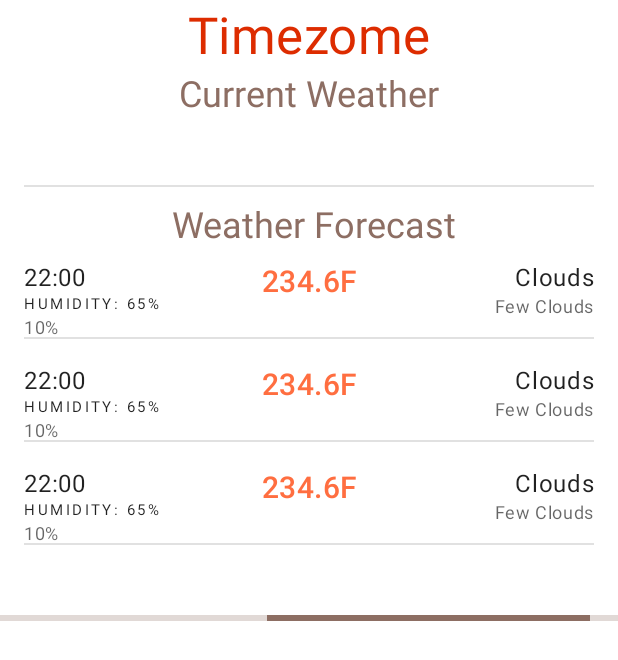
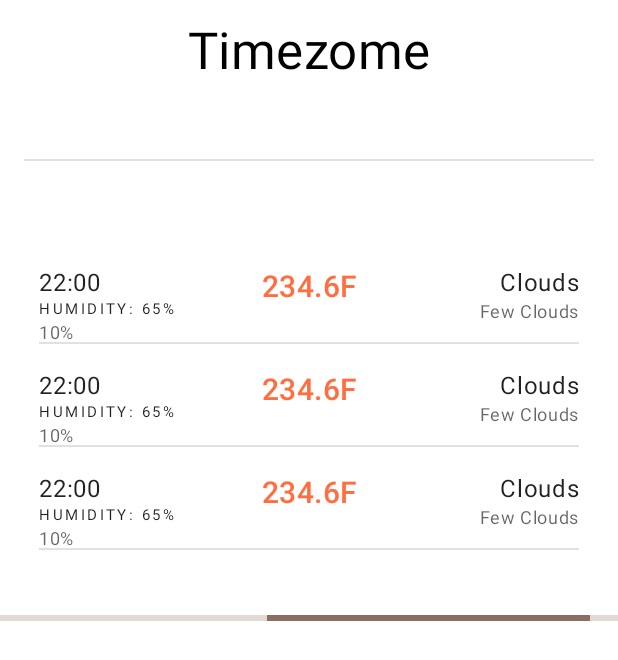
Before and after one commit to EduardoAlonso73/SimpleWeatherApp, an Android app: the layout activity_main.xml on its own in the app's theme, with its tools: preview values and no code run, on a phone screen of 412 x 824 dp. Shown: the top 660 px of the screen. Run offline under Robolectric (Android 15) with nearby library versions, the light colour scheme and no system bars.

Commit message:
We add the weatheBackground property and change the color in black to white the timeZone.

```diff
--- a/app/src/main/res/layout/activity_main.xml
+++ b/app/src/main/res/layout/activity_main.xml
@@ -5,44 +5,21 @@
 
 
     <data>
+
         <import type="com.example.weather.common.utils.CommonUtils" />
+
         <variable
             name="viewModel"
             type="com.example.weather.mainModule.viewModel.MainViewModel" />
     </data>
 
     <androidx.constraintlayout.widget.ConstraintLayout
-
         android:layout_width="match_parent"
         android:layout_height="match_parent"
+        app:weatheBackground="@{CommonUtils.INSTANCE.getWeatherDescription(viewModel.result.current.weather)}"
         app:layout_constraintBottom_toTopOf="@+id/linearProgressIndicator"
         app:layout_constraintTop_toTopOf="@+id/linearProgressIndicator"
         tools:context=".mainModule.view.MainActivity">
-
-        <com.google.android.material.textview.MaterialTextView
-            android:id="@+id/tvTimeZone"
-            android:layout_width="wrap_content"
-            android:layout_height="wrap_content"
-            android:text="@{viewModel.result.timezone.replace(`_`,``)}"
-            android:textAppearance="?attr/textAppearanceHeadline4"
-            android:textColor="?attr/colorSecondaryVariant"
-            app:layout_constraintEnd_toEndOf="parent"
-            app:layout_constraintStart_toStartOf="parent"
-            app:layout_constraintTop_toTopOf="parent"
-            tools:text="Timezome" />
-
-        <com.google.android.material.textview.MaterialTextView
-            android:id="@+id/tvCurrentTitl"
-            android:layout_width="wrap_content"
-            android:layout_height="wrap_content"
-            android:text="Current Weather"
-            android:textAppearance="?attr/textAppearanceHeadline5"
-            android:textColor="?attr/colorPrimary"
-            app:isGone="@{viewModel.isLoading()}"
-            app:layout_constraintEnd_toEndOf="parent"
-            app:layout_constraintStart_toStartOf="parent"
-            app:layout_constraintTop_toBottomOf="@id/tvTimeZone" />
-
 
         <com.google.android.material.progressindicator.LinearProgressIndicator
             android:id="@+id/linearProgressIndicator"
@@ -55,27 +32,47 @@
             app:layout_constraintStart_toStartOf="parent"
             app:layout_constraintTop_toTopOf="@id/tvTimeZone" />
 
+        <com.google.android.material.textview.MaterialTextView
+            android:id="@+id/tvTimeZone"
+            android:layout_width="wrap_content"
+            android:layout_height="wrap_content"
+            android:paddingTop="10dp"
+            android:paddingBottom="5dp"
+            app:isGone="@{viewModel.isLoading()}"
+            android:text="@{viewModel.result.timezone.replace(`_`,``)}"
+            android:textAppearance="?attr/textAppearanceHeadline4"
+            android:textColor="@color/white"
+            tools:textColor="@color/black"
+            app:layout_constraintEnd_toEndOf="parent"
+            app:layout_constraintStart_toStartOf="parent"
+            app:layout_constraintTop_toTopOf="parent"
+
+            tools:text="Timezome" />
 
         <include
             android:id="@+id/current"
             layout="@layout/item_weather_current"
             android:layout_width="0dp"
+            android:layout_height="wrap_content"
             app:current="@{viewModel.result.current}"
-            android:layout_height="wrap_content"
             app:isGone="@{viewModel.isLoading()}"
             app:layout_constraintEnd_toEndOf="parent"
             app:layout_constraintStart_toStartOf="parent"
-            app:layout_constraintTop_toBottomOf="@+id/tvCurrentTitl" />
+            app:layout_constraintTop_toBottomOf="@id/tvTimeZone" />
+
+
 
         <com.google.android.material.textview.MaterialTextView
             android:id="@+id/tvForecastTitl"
             android:layout_width="wrap_content"
             android:layout_height="wrap_content"
+            android:paddingHorizontal="10dp"
+            android:paddingVertical="16dp"
             android:text=" Weather Forecast"
-            android:textAppearance="?attr/textAppearanceHeadline5"
-            android:textColor="?attr/colorPrimary"
+            android:textColor="@color/white"
+            android:textSize="15sp"
             app:isGone="@{viewModel.isLoading()}"
-            app:layout_constraintEnd_toEndOf="parent"
+
             app:layout_constraintStart_toStartOf="parent"
             app:layout_constraintTop_toBottomOf="@+id/current" />
 
@@ -84,6 +81,8 @@
             android:id="@+id/recyclerView"
             android:layout_width="0dp"
             android:layout_height="0dp"
+            app:isGone="@{viewModel.isLoading()}"
+            android:layout_marginHorizontal="10dp"
             app:layout_constraintBottom_toBottomOf="parent"
             app:layout_constraintEnd_toEndOf="parent"
             app:layout_constraintStart_toStartOf="parent"
```
Lines whose indentation alone changed are shown as unchanged.
